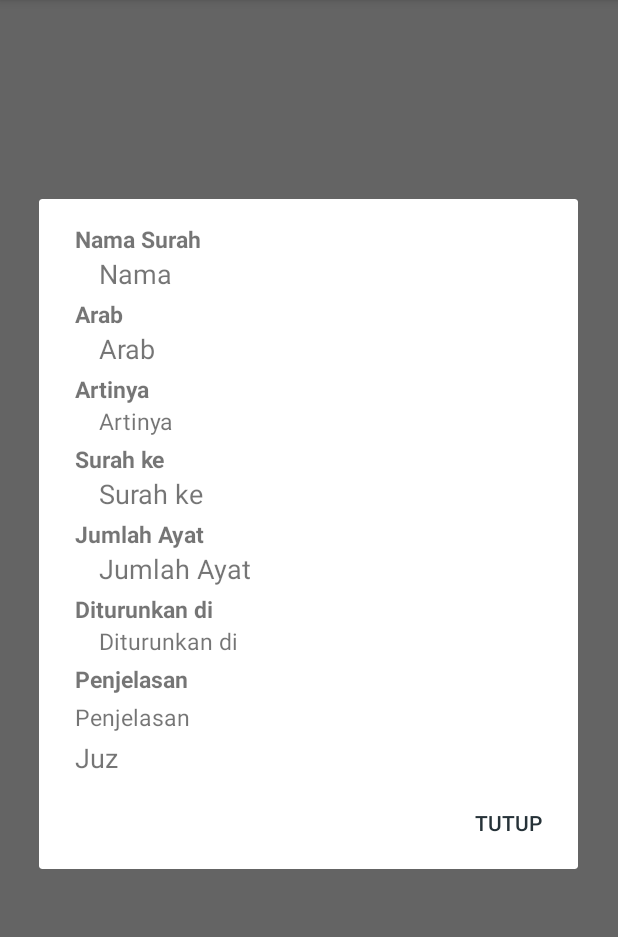
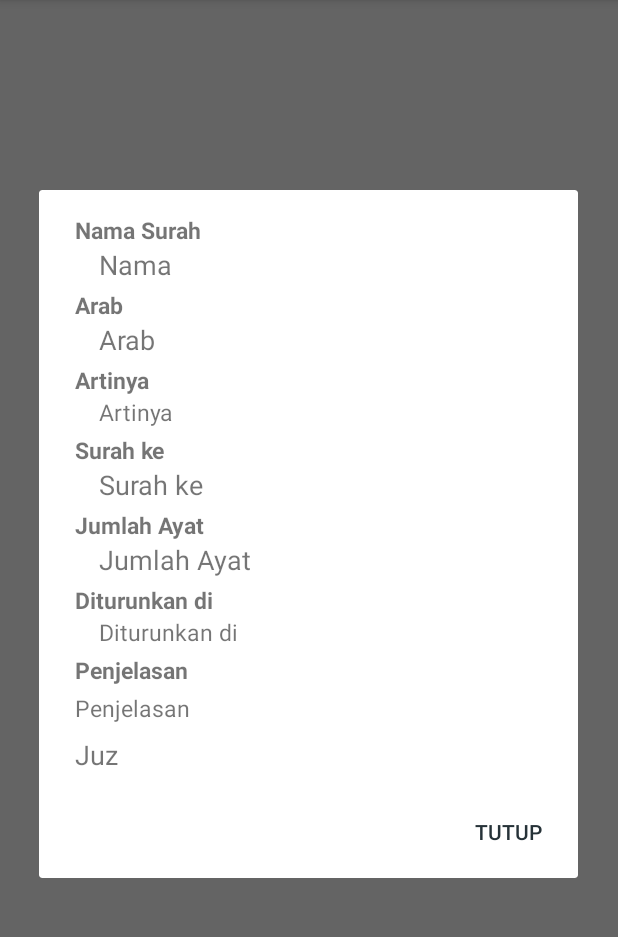
Before and after one commit to adnansurya/android_ictaq, an Android app: the Quran screen opened directly, with no data from a screen before it, after a tap on "Informasi Surah", on a phone screen of 412 x 824 dp, the part 84-1021 px from its top. Run offline under Robolectric (Android 15) with nearby library versions, the phone set to English and light mode, and no system bars; our stand-ins replace Volley; network calls fail; 6 statements that could not run were skipped.

Commit message:
fix bug quran
-bug translate juz
-bug info surah

```diff
--- a/app/src/main/java/elarham/tahfizh/ictaq/Quran.java
+++ b/app/src/main/java/elarham/tahfizh/ictaq/Quran.java
@@ -66,13 +66,16 @@ public class Quran extends AppCompatActivity {
         super.onCreate(savedInstanceState);
         setContentView(R.layout.activity_quran);
 
+        mode = getIntent().getStringExtra("mode");
+        nomor = getIntent().getStringExtra("nomor");
+
         actBar = getSupportActionBar();
         actBar.setDisplayHomeAsUpEnabled(true);
 
         mList = findViewById(R.id.ayatList);
 
         ayatList = new ArrayList<>();
-        adapter = new QuranAdapter(getApplicationContext(),ayatList);
+        adapter = new QuranAdapter(getApplicationContext(),ayatList, mode);
 
         linearLayoutManager = new LinearLayoutManager(getApplicationContext());
         linearLayoutManager.setOrientation(LinearLayoutManager.VERTICAL);
@@ -83,8 +86,7 @@ public class Quran extends AppCompatActivity {
         mList.addItemDecoration(dividerItemDecoration);
         mList.setAdapter(adapter);
 
-        mode = getIntent().getStringExtra("mode");
-        nomor = getIntent().getStringExtra("nomor");
+
 
         if(mode.equals("surah")){
 
@@ -245,7 +247,7 @@ public class Quran extends AppCompatActivity {
 
         if(mode.equals("surah")){
             dialog.setTitle(getApplicationContext().getString(R.string.surahinfo));
-            juzLay.setVisibility(View.GONE);
+            juzLay.setVisibility(View.INVISIBLE);
 
             nomorTxt.setText(nomor);
             namaTxt.setText(namaSurah);
--- a/app/src/main/java/elarham/tahfizh/ictaq/QuranAdapter.java
+++ b/app/src/main/java/elarham/tahfizh/ictaq/QuranAdapter.java
@@ -24,11 +24,13 @@ public class QuranAdapter extends RecyclerView.Adapter<QuranAdapter.ViewHolder>
 
     private Context context;
     private List<Ayat> list;
+    public String mode;
 
 
-    public QuranAdapter(Context context, List<Ayat> list) {
+    public QuranAdapter(Context context, List<Ayat> list, String mode) {
         this.context = context;
         this.list = list;
+        this.mode = mode;
     }
 
     @Override
@@ -70,6 +72,11 @@ public class QuranAdapter extends RecyclerView.Adapter<QuranAdapter.ViewHolder>
             holder.translateTxt.setVisibility(View.GONE);
         }
 
+        if(mode.equals("juz")){
+            holder.translateTxt.setVisibility(View.GONE);
+        }
+
+
         holder.lafazTxt.setVisibility(View.GONE);
 
 
--- a/app/src/main/res/layout/dialog_info_surah.xml
+++ b/app/src/main/res/layout/dialog_info_surah.xml
@@ -138,7 +138,7 @@
                     android:textSize="@dimen/stdSmallTxt"
                     android:text="@string/explanation"
                     android:layout_marginTop="@dimen/stdMargin0"
-                    android:layout_marginBottom="@dimen/stdMargin0"/>
+                    android:layout_marginBottom="@dimen/stdMargin1"/>
             </LinearLayout>
             <LinearLayout
                 android:layout_width="match_parent"
@@ -150,7 +150,8 @@
                         android:layout_height="match_parent"
                         android:textSize="@dimen/itemLargeTxt"
                         android:id="@+id/juzTxt"
-                        android:text="@string/juz"/>
+                        android:text="@string/juz"
+                        android:layout_marginBottom="@dimen/stdMargin1"/>
             </LinearLayout>
 
 
```
